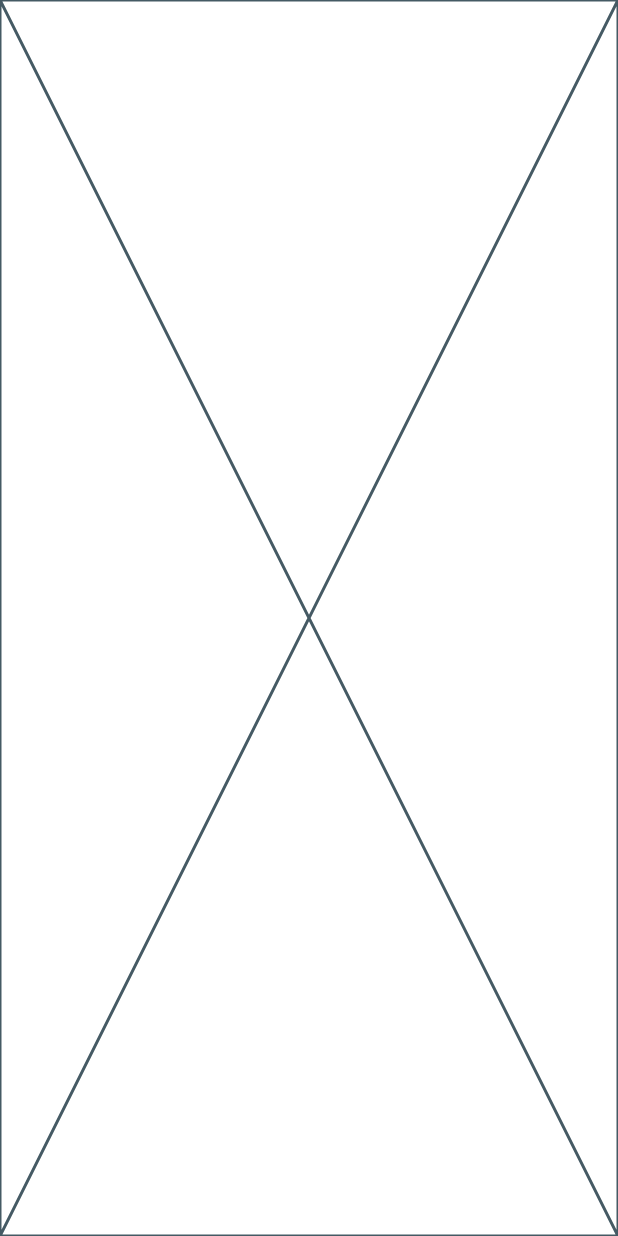
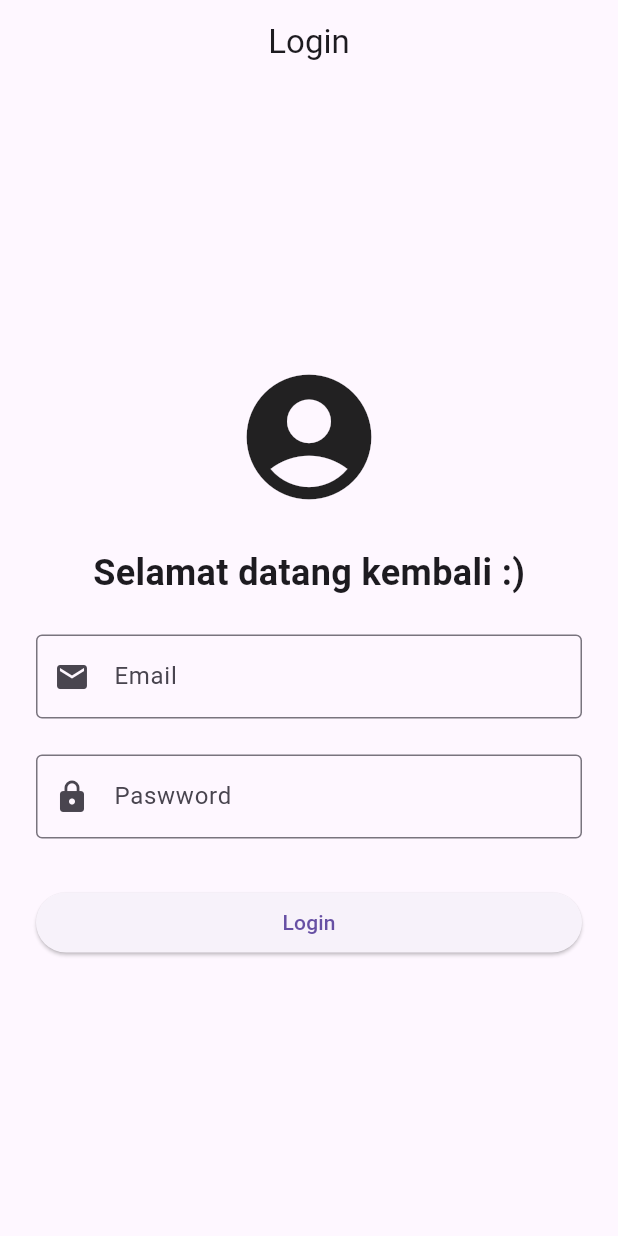
Before and after one commit to RizlH/LoginFirebaseApk, a Flutter app: the screen it shows after launch, on a phone screen of 412 x 824 dp. Run offline on Flutter 3.47's test engine with Material 3 defaults, Android fonts, the phone set to English and light mode, and no system bars; our stand-ins replace firebase_auth, firebase_core; accounts and stored records are empty.

Commit message:
feat(auth): implementasi UI dan fungsi login email/password pada LoginScreen

```diff
--- a/login_firebase/lib/main.dart
+++ b/login_firebase/lib/main.dart
@@ -57,9 +57,108 @@ class LoginScreen extends StatefulWidget {
 }
 
 class _LoginScreenState extends State<LoginScreen> {
+  final TextEditingController _emailController = TextEditingController();
+  final TextEditingController _passwordController = TextEditingController();
+  bool _isLoading = false;
+  String? _errorMassage;
+
+  Future<void> _login() async {
+    setState(() {
+      _isLoading = true;
+      _errorMassage = null;
+    });
+
+    try {
+      await FirebaseAuth.instance.signInWithEmailAndPassword(
+        email: _emailController.text.trim(),
+        password: _passwordController.text.trim(),
+      );
+      //klo bisa, AuthWrapper auto deteksi perubahan stream
+    } on FirebaseException catch (e) {
+      setState(() {
+        _errorMassage = e.message ?? 'Ada yang salah pas login.';
+      });
+    } finally {
+      if (mounted) {
+        setState(() {
+          _isLoading = false;
+        });
+      }
+    }
+  }
+
+  @override
+  void dispose() {
+    _emailController.dispose();
+    _passwordController.dispose();
+    super.dispose();
+  }
+
   @override
   Widget build(BuildContext context) {
-    return const Placeholder();
+    return Scaffold(
+      appBar: AppBar(title: const Text("Login"), centerTitle: true),
+
+      body: Center(
+        child: SingleChildScrollView(
+          padding: const EdgeInsets.all(24),
+          child: Column(
+            mainAxisAlignment: MainAxisAlignment.center,
+            children: [
+              const Icon(Icons.account_circle, size: 100),
+
+              const SizedBox(height: 24),
+
+              const Text(
+                "Selamat datang kembali :)",
+                style: TextStyle(fontSize: 24, fontWeight: FontWeight.bold),
+              ),
+
+              const SizedBox(height: 24),
+
+              TextField(
+                controller: _emailController,
+                keyboardType: TextInputType.emailAddress,
+                decoration: const InputDecoration(
+                  labelText: "Email",
+                  border: OutlineInputBorder(),
+                  prefixIcon: Icon(Icons.email),
+                ),
+              ),
+
+              const SizedBox(height: 24),
+
+              TextField(
+                controller: _passwordController,
+                obscureText: true,
+                decoration: const InputDecoration(
+                  labelText: "Paswword",
+                  border: OutlineInputBorder(),
+                  prefixIcon: Icon(Icons.lock),
+                ),
+              ),
+
+              const SizedBox(height: 16),
+
+              if (_errorMassage != null)
+                Text(_errorMassage!, style: const TextStyle(color: Colors.red)),
+
+              const SizedBox(height: 16),
+
+              SizedBox(
+                width: double.infinity,
+                child: ElevatedButton(
+                  onPressed: _isLoading ? null : _login,
+                  child: _isLoading
+                      ? const CircularProgressIndicator()
+                      : const Text("Login"),
+                ),
+              ),
+            ],
+          ),
+        ),
+      ),
+    );
   }
 }
 
```
